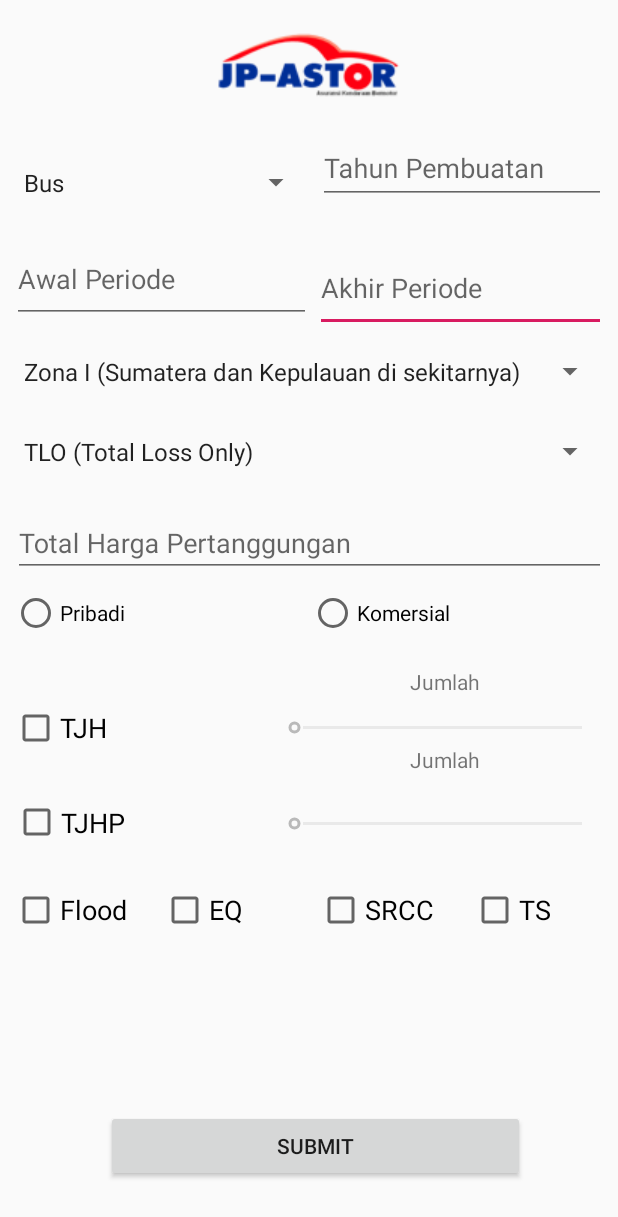
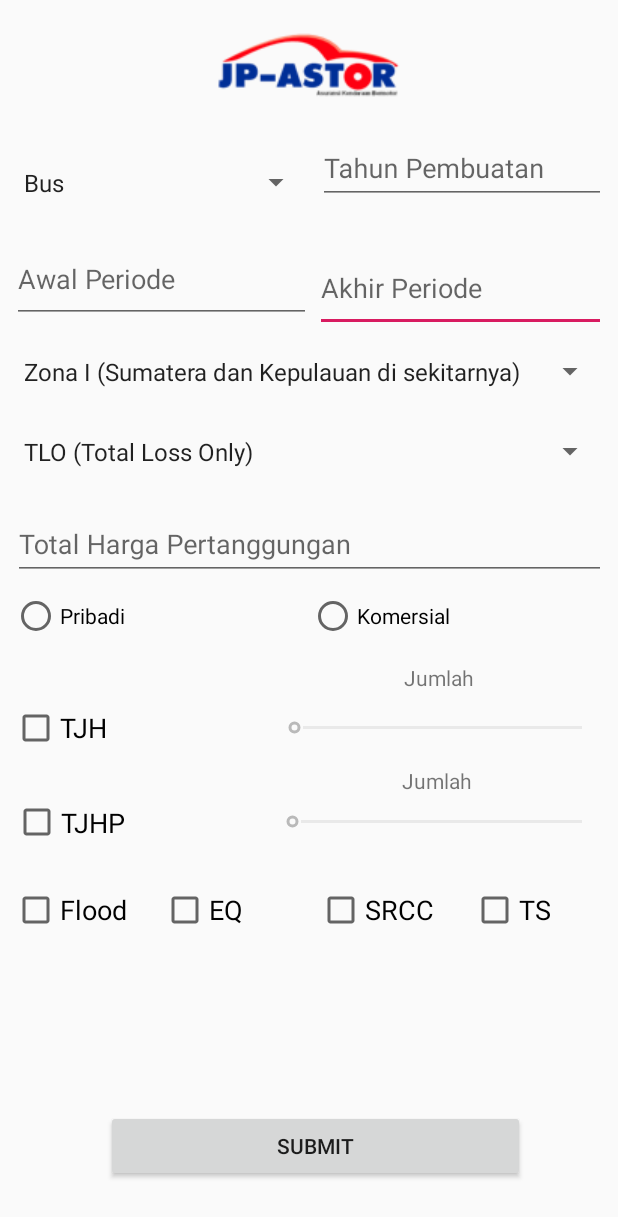
Before and after one commit to beninurhalim/simulatorPremi, an Android app: the Astorsimulation screen opened directly, with no data from a screen before it, on a phone screen of 412 x 824 dp. Shown: the top 1217 px of the screen. Run offline under Robolectric (Android 15) with nearby library versions, the phone set to English and light mode, and no system bars; our stand-ins replace ButterKnife; 1 statement that could not run was skipped.

Commit message:
Push 11/07 7.43

```diff
--- a/app/src/main/java/beni/simulatorpremi/activity/Astorsimulation.java
+++ b/app/src/main/java/beni/simulatorpremi/activity/Astorsimulation.java
@@ -85,6 +85,7 @@ public class Astorsimulation extends AppCompatActivity {
         seekBar2 = (SeekBar)findViewById(R.id.seekBar2);
         seekBar2.setEnabled(false);
         tjh_amount = (TextView) findViewById(R.id.tjh_amount);
+        tjhp_amount = (TextView) findViewById(R.id.tjhp_amount);
         tjh = (CheckBox) findViewById(R.id.tjh);
         tjh_passanger = (CheckBox) findViewById(R.id.tjh_passanger);
         sbutton = (Button) findViewById(R.id.sbutton);
@@ -93,8 +94,8 @@ public class Astorsimulation extends AppCompatActivity {
         tempData();
         saveData();
         Klik();
-//        Pindah();
     }
+
 
 
     void Klik(){
@@ -167,7 +168,6 @@ public class Astorsimulation extends AppCompatActivity {
                 DecimalFormat decimalFormat = new DecimalFormat("Rp ###,###,###,###", symbols);
                 String prezzo = decimalFormat.format(Integer.parseInt(String.valueOf(progress*100000)));
                 tjhp_amount.setText(prezzo);
-
             }
 
             @Override
--- a/app/src/main/res/layout/activity_astorsimulation.xml
+++ b/app/src/main/res/layout/activity_astorsimulation.xml
@@ -28,35 +28,6 @@
             <!--android:layout_height="wrap_content"-->
             <!--android:hint="Total Pertanggungan" />-->
     <!--</com.google.android.material.textfield.TextInputLayout>-->
-
-    <SeekBar
-        android:id="@+id/seekBar2"
-        android:layout_width="224dp"
-        android:layout_height="41dp"
-        android:layout_marginStart="8dp"
-        android:layout_marginLeft="8dp"
-        android:layout_marginTop="8dp"
-        android:layout_marginEnd="8dp"
-        android:layout_marginRight="8dp"
-        android:layout_marginBottom="8dp"
-        app:layout_constraintBottom_toBottomOf="parent"
-        app:layout_constraintEnd_toEndOf="parent"
-        app:layout_constraintHorizontal_bias="1.0"
-        app:layout_constraintStart_toStartOf="parent"
-        app:layout_constraintTop_toTopOf="parent"
-        app:layout_constraintVertical_bias="0.679" />
-
-    <TextView
-        android:id="@+id/tjhp_amount"
-        android:layout_width="wrap_content"
-        android:layout_height="wrap_content"
-        android:layout_marginTop="56dp"
-        android:layout_marginEnd="92dp"
-        android:layout_marginRight="92dp"
-        android:text="Jumlah"
-        app:layout_constraintBottom_toTopOf="@+id/seekBar2"
-        app:layout_constraintEnd_toEndOf="parent"
-        app:layout_constraintTop_toBottomOf="@+id/Usage" />
 
     <Spinner
         android:id="@+id/Coverages"
@@ -89,7 +60,6 @@
         android:layout_marginBottom="8dp"
         android:entries="@array/zona_arrays"
         android:prompt="@string/zona_prompt"
-        android:spinnerMode="dropdown"
         app:layout_constraintBottom_toBottomOf="parent"
         app:layout_constraintEnd_toEndOf="parent"
         app:layout_constraintHorizontal_bias="1.0"
@@ -347,7 +317,7 @@
     <SeekBar
         android:id="@+id/seekBar1"
         android:layout_width="224dp"
-        android:layout_height="43dp"
+        android:layout_height="41dp"
         android:layout_marginStart="8dp"
         android:layout_marginLeft="8dp"
         android:layout_marginTop="8dp"
@@ -361,18 +331,53 @@
         app:layout_constraintTop_toTopOf="parent"
         app:layout_constraintVertical_bias="0.596" />
 
+    <SeekBar
+        android:id="@+id/seekBar2"
+        android:layout_width="225dp"
+        android:layout_height="43dp"
+        android:layout_marginStart="8dp"
+        android:layout_marginLeft="8dp"
+        android:layout_marginTop="8dp"
+        android:layout_marginEnd="8dp"
+        android:layout_marginRight="8dp"
+        android:layout_marginBottom="8dp"
+        app:layout_constraintBottom_toBottomOf="parent"
+        app:layout_constraintEnd_toEndOf="parent"
+        app:layout_constraintHorizontal_bias="1.0"
+        app:layout_constraintStart_toStartOf="parent"
+        app:layout_constraintTop_toTopOf="parent"
+        app:layout_constraintVertical_bias="0.678" />
+
     <TextView
         android:id="@+id/tjh_amount"
         android:layout_width="wrap_content"
         android:layout_height="wrap_content"
         android:layout_marginTop="8dp"
-        android:layout_marginEnd="92dp"
-        android:layout_marginRight="92dp"
+        android:layout_marginEnd="96dp"
+        android:layout_marginRight="96dp"
         android:text="Jumlah"
         app:layout_constraintBottom_toTopOf="@+id/seekBar1"
         app:layout_constraintEnd_toEndOf="parent"
         app:layout_constraintTop_toBottomOf="@+id/Usage"
-        app:layout_constraintVertical_bias="1.0" />
+        app:layout_constraintVertical_bias="0.571" />
+
+    <TextView
+        android:id="@+id/tjhp_amount"
+        android:layout_width="wrap_content"
+        android:layout_height="wrap_content"
+        android:layout_marginStart="8dp"
+        android:layout_marginLeft="8dp"
+        android:layout_marginTop="8dp"
+        android:layout_marginEnd="8dp"
+        android:layout_marginRight="8dp"
+        android:layout_marginBottom="8dp"
+        android:text="Jumlah"
+        app:layout_constraintBottom_toBottomOf="parent"
+        app:layout_constraintEnd_toEndOf="parent"
+        app:layout_constraintHorizontal_bias="0.744"
+        app:layout_constraintStart_toStartOf="parent"
+        app:layout_constraintTop_toTopOf="parent"
+        app:layout_constraintVertical_bias="0.637" />
 
     <ImageView
         android:id="@+id/imageView2"
@@ -413,7 +418,7 @@
     <android.support.design.widget.TextInputLayout
         android:id="@+id/textInputLayout2"
         android:layout_width="395dp"
-        android:layout_height="54dp"
+        android:layout_height="wrap_content"
         android:layout_marginStart="8dp"
         android:layout_marginLeft="8dp"
         android:layout_marginTop="8dp"
@@ -431,7 +436,6 @@
             android:id="@+id/TSI"
             android:layout_width="match_parent"
             android:layout_height="wrap_content"
-            android:inputType=""
             android:hint="Total Harga Pertanggungan" />
     </android.support.design.widget.TextInputLayout>
 
--- a/app/src/main/res/layout/activity_menu_button.xml
+++ b/app/src/main/res/layout/activity_menu_button.xml
@@ -4,7 +4,8 @@
     xmlns:tools="http://schemas.android.com/tools"
     android:layout_width="match_parent"
     android:layout_height="match_parent"
-    tools:context=".activity.MenuButton">
+    tools:context=".activity.MenuButton"
+    android:background="@drawable/background">
 
     <Button
         android:id="@+id/lanjut"
```
Also changed, not shown: app/src/main/res/drawable/background.jpg (added).
